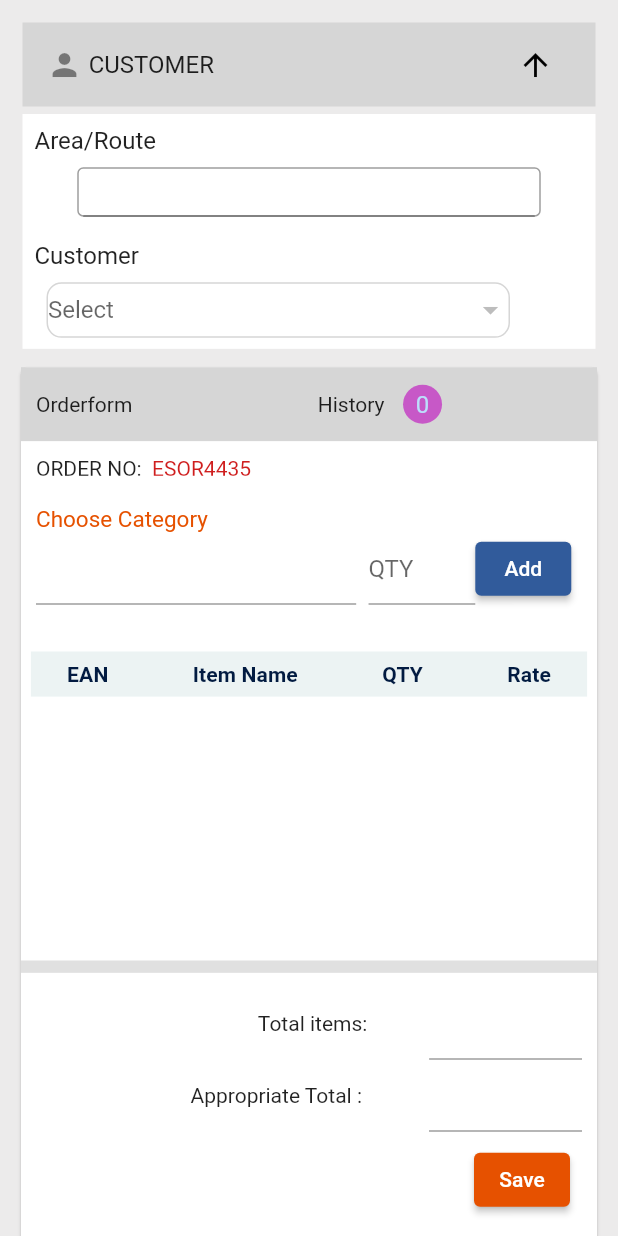
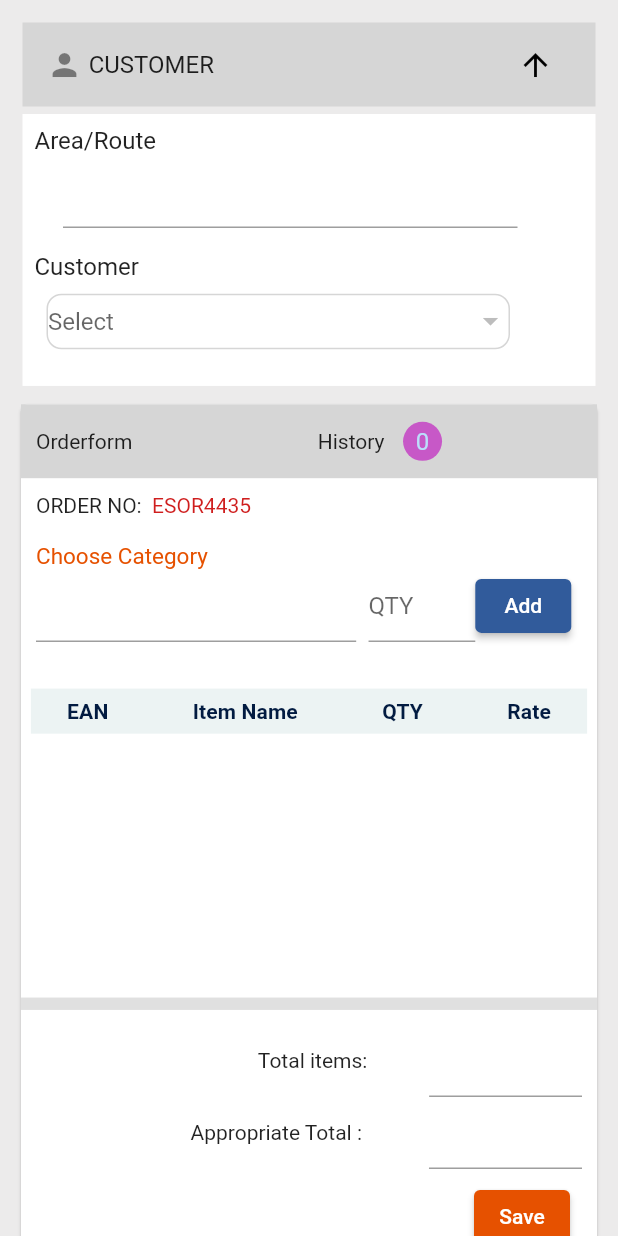
Before and after one commit to vegaKannur12/orderapp, a Flutter app: the OrderForm screen opened directly, after a tap on the "arrow downward" icon, on a phone screen of 412 x 824 dp. Run offline on Flutter 3.47's test engine with Material 2 defaults, Android fonts, the phone set to English and light mode, and no system bars; our stand-ins replace flutter_spinkit, shared_preferences, sqflite; accounts and stored records are empty; Roboto replaces fonts that are missing (Raleway).

```diff
--- a/lib/controller/controller.dart
+++ b/lib/controller/controller.dart
@@ -30,7 +30,7 @@ class Controller extends ChangeNotifier {
   List<Map<String, dynamic>> staffList = [];
   List<String> productName = [];
   List<String> areDetails = [];
-  List<String> custmerDetails = [];
+  List<Map<String, dynamic>> custmerDetails = [];
   List<Map<String, dynamic>> areaList = [];
   List<Map<String, dynamic>> customerList = [];
   List<Map<String, dynamic>> copyCus = [];
@@ -329,7 +329,9 @@ class Controller extends ChangeNotifier {
       for (var item in areaList) {
         areDetails.add(item["aid"] + '-' + item["aname"]);
       }
+       print("areaList adding ----${areaList}");
       notifyListeners();
+
     } catch (e) {
       print(e);
       return null;
@@ -341,13 +343,14 @@ class Controller extends ChangeNotifier {
   getCustomer(String aid) async {
     print("aid...............${aid}");
     try {
-      // customerList.clear();
+      custmerDetails.clear();
+      print("custmerDetails after clear----${custmerDetails}");
       customerList = await OrderAppDB.instance.getCustomer(aid);
       print("customerList----${customerList}");
       for (var item in customerList) {
         custmerDetails.add(item["hname"]);
       }
-
+      print("custmerDetails adding $custmerDetails");
       notifyListeners();
     } catch (e) {
       print(e);
--- a/lib/db_helper.dart
+++ b/lib/db_helper.dart
@@ -394,7 +394,7 @@ class OrderAppDB {
     Database db = await instance.database;
     var hname = await db.rawQuery(
         'SELECT  hname,code FROM accountHeadsTable WHERE area_id="${aid}"');
-    print('SELECT  hname,code FROM accountHeadsTable WHERE area_id="${aid}"');
+    print('SELECT  hname,code FROM accountHeadsTable WHERE area_id="${aid}');
     print("hname===${hname}");
     return hname;
   }
--- a/lib/screen/orderForm.dart
+++ b/lib/screen/orderForm.dart
@@ -28,6 +28,7 @@ class _OrderFormState extends State<OrderForm> {
   int _randomNumber1 = 0;
   String? staffname;
   bool visible = false;
+  bool dropvisible = true;
   String randnum = "";
   @override
   void initState() {
@@ -103,7 +104,7 @@ class _OrderFormState extends State<OrderForm> {
                     child: Padding(
                       padding: const EdgeInsets.only(left: 5, right: 5),
                       child: Container(
-                        height: size.height * 0.19,
+                        height: size.height * 0.22,
                         color: Colors.white,
                         child: Column(
                           // mainAxisAlignment: MainAxisAlignment.start,
@@ -119,44 +120,64 @@ class _OrderFormState extends State<OrderForm> {
                                 ),
                               ),
                             ),
-                            SizedBox(height: size.height * 0.01),
-                            Center(
-                              child: Container(
-                                height: size.height * 0.04,
-                                width: size.width * 0.75,
-                                child: InputDecorator(
-                                  decoration: InputDecoration(
-                                    contentPadding: EdgeInsets.symmetric(
-                                        vertical: 0, horizontal: 4),
-                                    border: OutlineInputBorder(gapPadding: 1),
-                                    hintText: "Select..",
-                                  ),
+                            SizedBox(height: size.height * 0.001),
+                            Padding(
+                              padding:
+                                  const EdgeInsets.only(left: 12, right: 12),
+                              child: Row(
+                                children: [
+                                  Flexible(
+                                    flex: 3,
+                                    child: Padding(
+                                      padding: const EdgeInsets.only(
+                                          left: 15, right: 40),
                                       child: Autocomplete<String>(
-                                    optionsBuilder: (TextEditingValue value) {
+                                        optionsBuilder:
+                                            (TextEditingValue value) {
                                           if (value.text.isEmpty) {
                                             return [];
                                           } else {
                                             print(
                                                 "TextEditingValue---${value.text}");
-                                        return values.areDetails.where((area) =>
-                                            area.toLowerCase().contains(
-                                                value.text.toLowerCase()));
+                                            Provider.of<Controller>(context,
+                                                    listen: false)
+                                                .getArea(value.text);
+                                            return values.areDetails;
                                           }
                                         },
                                         onSelected: (value) {
+                                          // Provider.of<Controller>(context,
+                                          //           listen: false).custmerDetails.clear();
                                           setState(() {
                                             _selectedItem = value;
-                                      });
-                                      print("_selectedItem---${_selectedItem}");
-                                      splitted = _selectedItem!.split('-');
-
+                                            print(
+                                                "_selectedItem---${_selectedItem}");
+                                            splitted =
+                                                _selectedItem!.split('-');
+                                            // Provider.of<Controller>(context,
+                                            //         listen: false)
+                                            //     .setSplittedCode(splitted![0]);
                                             Provider.of<Controller>(context,
                                                     listen: false)
                                                 .getCustomer(splitted![0]);
-                                      print("splitted---${splitted![0]}");
+                                          });
                                         },
                                       ),
                                     ),
+                                  ),
+                                  // SizedBox(width: size.width * 0.4),
+                                  // Flexible(
+                                  //   child: ElevatedButton(
+                                  //       onPressed: () {
+                                  //         setState(() {
+                                  //           Provider.of<Controller>(context,
+                                  //                   listen: false)
+                                  //               .getCustomer(splitted![0]);
+                                  //         });
+                                  //       },
+                                  //       child: Text("Ok")),
+                                  // ),
+                                ],
                               ),
                             ),
                             SizedBox(height: size.height * 0.02),
@@ -168,7 +189,31 @@ class _OrderFormState extends State<OrderForm> {
                                   )),
                             ),
                             SizedBox(height: size.height * 0.01),
-                            dropDown2(values.customerList, "customer", size),
+                            Row(
+                              children: [
+                                Flexible(
+                                  flex: 4,
+                                  child: dropDown2(
+                                      values.custmerDetails, "customer", size),
+                                ),
+                                // Flexible(
+                                //   child: ElevatedButton(
+                                //       onPressed: () {
+                                //         setState(() {
+                                //           // Provider.of<Controller>(context,
+                                //           //         listen: false)
+                                //           //     .areaList
+                                //           //     .clear();
+                                //           // Provider.of<Controller>(context,
+                                //           //         listen: false)
+                                //           //     .customerList
+                                //           //     .clear();
+                                //         });
+                                //       },
+                                //       child: Text("Clear")),
+                                // ),
+                              ],
+                            ),
                           ],
                         ),
                       ),
@@ -296,6 +341,7 @@ class _OrderFormState extends State<OrderForm> {
                                       Flexible(
                                         child: TextField(
                                           controller: eanQtyCon,
+                                          keyboardType: TextInputType.number,
                                           decoration: InputDecoration(
                                             hintText: "QTY",
                                             border: UnderlineInputBorder(
@@ -339,8 +385,7 @@ class _OrderFormState extends State<OrderForm> {
                                                       // ),
                                                     ),
                                                     DataCell(
-                                                      Text('T SHIRT H/S')
-                                                    ),
+                                                        Text('T SHIRT H/S')),
                                                     DataCell(
                                                       TextField(
                                                         controller: eanQtyCon,
@@ -585,8 +630,7 @@ class _OrderFormState extends State<OrderForm> {
                 print("selected area..........${selected}");
               });
             }
-            Provider.of<Controller>(context, listen: false)
-                .getCustomer(selected!);
+            // Provider.of<Controller>(context, listen: false).getArea(selected!);
           },
           value: selected,
           // disabledHint: Text(selected ?? "null"),
@@ -633,7 +677,6 @@ class _OrderFormState extends State<OrderForm> {
               .toList(),
 
           onChanged: (cust) {
-            // Provider.of<Controller>(context, listen: false).areaList.clear();
             if (cust != null) {
               setState(() {
                 selectedCus = cust;
@@ -641,7 +684,6 @@ class _OrderFormState extends State<OrderForm> {
                 print("selected cus..........${selected}");
               });
             }
-            // Provider.of<Controller>(context, listen: false).getCustomer(selected!);
           },
           value: selectedCus,
         ),
```
Lines whose indentation alone changed are shown as unchanged.
